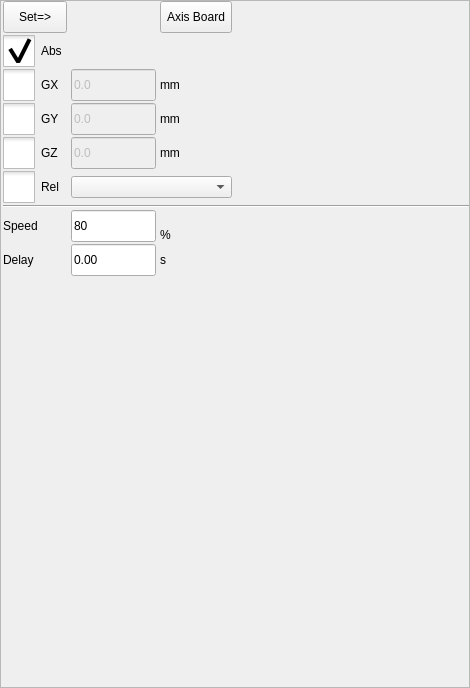
Above: hcinstruction/actionsettingframe_8.ui from GaussCheng/2-5AxisPunch before the change. Below: the same form after it.
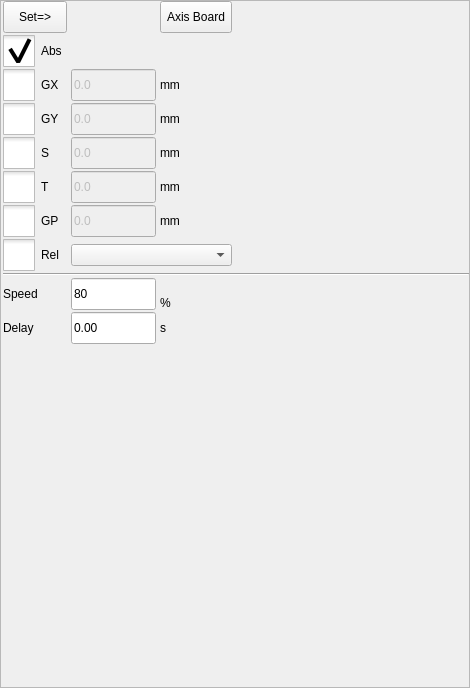
That is the form after the change. Icons and pictures are not drawn. Custom widgets are drawn as their Qt base class.

```diff
--- a/hcinstruction/actionsettingframe_8.ui
+++ b/hcinstruction/actionsettingframe_8.ui
@@ -38,29 +38,6 @@
    <property name="verticalSpacing">
     <number>2</number>
    </property>
-   <item row="10" column="0">
-    <widget class="QLabel" name="label_2">
-     <property name="text">
-      <string>Delay</string>
-     </property>
-    </widget>
-   </item>
-   <item row="10" column="2">
-    <widget class="QLabel" name="label_8">
-     <property name="sizePolicy">
-      <sizepolicy hsizetype="Fixed" vsizetype="Preferred">
-       <horstretch>0</horstretch>
-       <verstretch>0</verstretch>
-      </sizepolicy>
-     </property>
-     <property name="text">
-      <string>s</string>
-     </property>
-     <property name="alignment">
-      <set>Qt::AlignLeading|Qt::AlignLeft|Qt::AlignVCenter</set>
-     </property>
-    </widget>
-   </item>
    <item row="2" column="1">
     <widget class="ICLineEditWithVirtualNumericKeypad" name="x1PosLineEdit">
      <property name="enabled">
@@ -83,8 +60,8 @@
      </property>
     </widget>
    </item>
-   <item row="9" column="2">
-    <widget class="QLabel" name="label_7">
+   <item row="2" column="2">
+    <widget class="QLabel" name="label_11">
      <property name="sizePolicy">
       <sizepolicy hsizetype="Fixed" vsizetype="Preferred">
        <horstretch>0</horstretch>
@@ -92,7 +69,7 @@
       </sizepolicy>
      </property>
      <property name="text">
-      <string>%</string>
+      <string>mm</string>
      </property>
      <property name="alignment">
       <set>Qt::AlignLeading|Qt::AlignLeft|Qt::AlignVCenter</set>
@@ -140,7 +117,7 @@
      </attribute>
     </widget>
    </item>
-   <item row="10" column="1">
+   <item row="11" column="1">
     <widget class="ICLineEditWithVirtualNumericKeypad" name="delayEdit">
      <property name="minimumSize">
       <size>
@@ -159,6 +136,38 @@
      </property>
     </widget>
    </item>
+   <item row="11" column="2">
+    <widget class="QLabel" name="label_8">
+     <property name="sizePolicy">
+      <sizepolicy hsizetype="Fixed" vsizetype="Preferred">
+       <horstretch>0</horstretch>
+       <verstretch>0</verstretch>
+      </sizepolicy>
+     </property>
+     <property name="text">
+      <string>s</string>
+     </property>
+     <property name="alignment">
+      <set>Qt::AlignLeading|Qt::AlignLeft|Qt::AlignVCenter</set>
+     </property>
+    </widget>
+   </item>
+   <item row="10" column="2">
+    <widget class="QLabel" name="label_7">
+     <property name="sizePolicy">
+      <sizepolicy hsizetype="Fixed" vsizetype="Preferred">
+       <horstretch>0</horstretch>
+       <verstretch>0</verstretch>
+      </sizepolicy>
+     </property>
+     <property name="text">
+      <string>%</string>
+     </property>
+     <property name="alignment">
+      <set>Qt::AlignLeading|Qt::AlignLeft|Qt::AlignVCenter</set>
+     </property>
+    </widget>
+   </item>
    <item row="2" column="0">
     <widget class="QCheckBox" name="gxButton">
      <property name="styleSheet">
@@ -194,179 +203,10 @@
      </property>
     </widget>
    </item>
-   <item row="3" column="2">
-    <widget class="QLabel" name="label_10">
-     <property name="sizePolicy">
-      <sizepolicy hsizetype="Fixed" vsizetype="Preferred">
-       <horstretch>0</horstretch>
-       <verstretch>0</verstretch>
-      </sizepolicy>
-     </property>
-     <property name="text">
-      <string>mm</string>
-     </property>
-     <property name="alignment">
-      <set>Qt::AlignLeading|Qt::AlignLeft|Qt::AlignVCenter</set>
-     </property>
-    </widget>
-   </item>
-   <item row="3" column="1">
-    <widget class="ICLineEditWithVirtualNumericKeypad" name="y1PosLineEdit">
-     <property name="enabled">
-      <bool>false</bool>
-     </property>
-     <property name="minimumSize">
-      <size>
-       <width>85</width>
-       <height>0</height>
-      </size>
-     </property>
-     <property name="maximumSize">
-      <size>
-       <width>85</width>
-       <height>32</height>
-      </size>
-     </property>
-     <property name="text">
-      <string>0.0</string>
-     </property>
-    </widget>
-   </item>
-   <item row="8" column="1" rowspan="2">
-    <widget class="ICLineEditWithVirtualNumericKeypad" name="speedEdit">
-     <property name="minimumSize">
-      <size>
-       <width>85</width>
-       <height>32</height>
-      </size>
-     </property>
-     <property name="maximumSize">
-      <size>
-       <width>85</width>
-       <height>32</height>
-      </size>
-     </property>
-     <property name="text">
-      <string>80</string>
-     </property>
-    </widget>
-   </item>
-   <item row="0" column="0">
-    <widget class="QToolButton" name="inputButton">
-     <property name="sizePolicy">
-      <sizepolicy hsizetype="Preferred" vsizetype="Preferred">
-       <horstretch>0</horstretch>
-       <verstretch>0</verstretch>
-      </sizepolicy>
-     </property>
-     <property name="minimumSize">
-      <size>
-       <width>64</width>
-       <height>32</height>
-      </size>
-     </property>
-     <property name="text">
-      <string>Set=&gt;</string>
-     </property>
-    </widget>
-   </item>
-   <item row="3" column="0">
-    <widget class="QCheckBox" name="gyButton">
-     <property name="styleSheet">
-      <string notr="true">::indicator {
-     width: 32px;
-     height: 32px;
- }
-
-::indicator:unchecked 
-{
-     image: url(:/resource/check_unchecked.png);
- }
-::indicator:checked 
-{
-     image: url(:/resource/check_checked.png);
- }
-
-::indicator:checked:disabled
-{
- image: url(:/resource/check_checked_disable.png);
-}
-
-::indicator:unchecked:disabled
-{
- image: url(:/resource/check_unchecked_disable.png);
-}</string>
-     </property>
-     <property name="text">
-      <string>GY</string>
-     </property>
-     <property name="checkable">
-      <bool>true</bool>
-     </property>
-    </widget>
-   </item>
-   <item row="11" column="1">
-    <spacer name="verticalSpacer">
-     <property name="orientation">
-      <enum>Qt::Vertical</enum>
-     </property>
-     <property name="sizeHint" stdset="0">
-      <size>
-       <width>20</width>
-       <height>40</height>
-      </size>
-     </property>
-    </spacer>
-   </item>
-   <item row="2" column="3">
-    <spacer name="horizontalSpacer">
-     <property name="orientation">
-      <enum>Qt::Horizontal</enum>
-     </property>
-     <property name="sizeHint" stdset="0">
-      <size>
-       <width>40</width>
-       <height>20</height>
-      </size>
-     </property>
-    </spacer>
-   </item>
-   <item row="8" column="0" rowspan="2">
-    <widget class="QLabel" name="label_6">
-     <property name="sizePolicy">
-      <sizepolicy hsizetype="Fixed" vsizetype="Preferred">
-       <horstretch>0</horstretch>
-       <verstretch>0</verstretch>
-      </sizepolicy>
-     </property>
-     <property name="text">
-      <string>Speed</string>
-     </property>
-     <property name="alignment">
-      <set>Qt::AlignLeading|Qt::AlignLeft|Qt::AlignVCenter</set>
-     </property>
-    </widget>
-   </item>
-   <item row="2" column="2">
-    <widget class="QLabel" name="label_11">
-     <property name="sizePolicy">
-      <sizepolicy hsizetype="Fixed" vsizetype="Preferred">
-       <horstretch>0</horstretch>
-       <verstretch>0</verstretch>
-      </sizepolicy>
-     </property>
-     <property name="text">
-      <string>mm</string>
-     </property>
-     <property name="alignment">
-      <set>Qt::AlignLeading|Qt::AlignLeft|Qt::AlignVCenter</set>
-     </property>
-    </widget>
-   </item>
-   <item row="6" column="1" colspan="2">
+   <item row="7" column="1" colspan="2">
     <widget class="QComboBox" name="pointSel"/>
    </item>
-   <item row="6" column="0">
+   <item row="7" column="0">
     <widget class="QCheckBox" name="relBox">
      <property name="styleSheet">
       <string notr="true">::indicator {
@@ -404,7 +244,7 @@
      </attribute>
     </widget>
    </item>
-   <item row="7" column="0" colspan="4">
+   <item row="8" column="0" colspan="4">
     <widget class="Line" name="line">
      <property name="styleSheet">
       <string notr="true">QMessageBox QAbstractButton
@@ -447,7 +287,7 @@
 }</string>
      </property>
      <property name="text">
-      <string>GZ</string>
+      <string>S</string>
      </property>
      <property name="checkable">
       <bool>true</bool>
@@ -511,6 +351,312 @@
      </property>
     </widget>
    </item>
+   <item row="2" column="3">
+    <spacer name="horizontalSpacer">
+     <property name="orientation">
+      <enum>Qt::Horizontal</enum>
+     </property>
+     <property name="sizeHint" stdset="0">
+      <size>
+       <width>40</width>
+       <height>20</height>
+      </size>
+     </property>
+    </spacer>
+   </item>
+   <item row="11" column="0">
+    <widget class="QLabel" name="label_2">
+     <property name="text">
+      <string>Delay</string>
+     </property>
+    </widget>
+   </item>
+   <item row="0" column="0">
+    <widget class="QToolButton" name="inputButton">
+     <property name="sizePolicy">
+      <sizepolicy hsizetype="Preferred" vsizetype="Preferred">
+       <horstretch>0</horstretch>
+       <verstretch>0</verstretch>
+      </sizepolicy>
+     </property>
+     <property name="minimumSize">
+      <size>
+       <width>64</width>
+       <height>32</height>
+      </size>
+     </property>
+     <property name="text">
+      <string>Set=&gt;</string>
+     </property>
+    </widget>
+   </item>
+   <item row="3" column="0">
+    <widget class="QCheckBox" name="gyButton">
+     <property name="styleSheet">
+      <string notr="true">::indicator {
+     width: 32px;
+     height: 32px;
+ }
+
+::indicator:unchecked 
+{
+     image: url(:/resource/check_unchecked.png);
+ }
+::indicator:checked 
+{
+     image: url(:/resource/check_checked.png);
+ }
+
+::indicator:checked:disabled
+{
+ image: url(:/resource/check_checked_disable.png);
+}
+
+::indicator:unchecked:disabled
+{
+ image: url(:/resource/check_unchecked_disable.png);
+}</string>
+     </property>
+     <property name="text">
+      <string>GY</string>
+     </property>
+     <property name="checkable">
+      <bool>true</bool>
+     </property>
+    </widget>
+   </item>
+   <item row="5" column="1">
+    <widget class="ICLineEditWithVirtualNumericKeypad" name="tPosLineEdit">
+     <property name="enabled">
+      <bool>false</bool>
+     </property>
+     <property name="minimumSize">
+      <size>
+       <width>85</width>
+       <height>0</height>
+      </size>
+     </property>
+     <property name="maximumSize">
+      <size>
+       <width>85</width>
+       <height>32</height>
+      </size>
+     </property>
+     <property name="text">
+      <string>0.0</string>
+     </property>
+    </widget>
+   </item>
+   <item row="5" column="0">
+    <widget class="QCheckBox" name="gtButton">
+     <property name="styleSheet">
+      <string notr="true">::indicator {
+     width: 32px;
+     height: 32px;
+ }
+
+::indicator:unchecked 
+{
+     image: url(:/resource/check_unchecked.png);
+ }
+::indicator:checked 
+{
+     image: url(:/resource/check_checked.png);
+ }
+
+::indicator:checked:disabled
+{
+ image: url(:/resource/check_checked_disable.png);
+}
+
+::indicator:unchecked:disabled
+{
+ image: url(:/resource/check_unchecked_disable.png);
+}</string>
+     </property>
+     <property name="text">
+      <string>T</string>
+     </property>
+     <property name="checkable">
+      <bool>true</bool>
+     </property>
+    </widget>
+   </item>
+   <item row="5" column="2">
+    <widget class="QLabel" name="label_13">
+     <property name="sizePolicy">
+      <sizepolicy hsizetype="Fixed" vsizetype="Preferred">
+       <horstretch>0</horstretch>
+       <verstretch>0</verstretch>
+      </sizepolicy>
+     </property>
+     <property name="text">
+      <string>mm</string>
+     </property>
+     <property name="alignment">
+      <set>Qt::AlignLeading|Qt::AlignLeft|Qt::AlignVCenter</set>
+     </property>
+    </widget>
+   </item>
+   <item row="9" column="0" rowspan="2">
+    <widget class="QLabel" name="label_6">
+     <property name="sizePolicy">
+      <sizepolicy hsizetype="Fixed" vsizetype="Preferred">
+       <horstretch>0</horstretch>
+       <verstretch>0</verstretch>
+      </sizepolicy>
+     </property>
+     <property name="text">
+      <string>Speed</string>
+     </property>
+     <property name="alignment">
+      <set>Qt::AlignLeading|Qt::AlignLeft|Qt::AlignVCenter</set>
+     </property>
+    </widget>
+   </item>
+   <item row="3" column="2">
+    <widget class="QLabel" name="label_10">
+     <property name="sizePolicy">
+      <sizepolicy hsizetype="Fixed" vsizetype="Preferred">
+       <horstretch>0</horstretch>
+       <verstretch>0</verstretch>
+      </sizepolicy>
+     </property>
+     <property name="text">
+      <string>mm</string>
+     </property>
+     <property name="alignment">
+      <set>Qt::AlignLeading|Qt::AlignLeft|Qt::AlignVCenter</set>
+     </property>
+    </widget>
+   </item>
+   <item row="3" column="1">
+    <widget class="ICLineEditWithVirtualNumericKeypad" name="y1PosLineEdit">
+     <property name="enabled">
+      <bool>false</bool>
+     </property>
+     <property name="minimumSize">
+      <size>
+       <width>85</width>
+       <height>0</height>
+      </size>
+     </property>
+     <property name="maximumSize">
+      <size>
+       <width>85</width>
+       <height>32</height>
+      </size>
+     </property>
+     <property name="text">
+      <string>0.0</string>
+     </property>
+    </widget>
+   </item>
+   <item row="9" column="1" rowspan="2">
+    <widget class="ICLineEditWithVirtualNumericKeypad" name="speedEdit">
+     <property name="minimumSize">
+      <size>
+       <width>85</width>
+       <height>32</height>
+      </size>
+     </property>
+     <property name="maximumSize">
+      <size>
+       <width>85</width>
+       <height>32</height>
+      </size>
+     </property>
+     <property name="text">
+      <string>80</string>
+     </property>
+    </widget>
+   </item>
+   <item row="12" column="1">
+    <spacer name="verticalSpacer">
+     <property name="orientation">
+      <enum>Qt::Vertical</enum>
+     </property>
+     <property name="sizeHint" stdset="0">
+      <size>
+       <width>20</width>
+       <height>40</height>
+      </size>
+     </property>
+    </spacer>
+   </item>
+   <item row="6" column="0">
+    <widget class="QCheckBox" name="gPButton">
+     <property name="styleSheet">
+      <string notr="true">::indicator {
+     width: 32px;
+     height: 32px;
+ }
+
+::indicator:unchecked 
+{
+     image: url(:/resource/check_unchecked.png);
+ }
+::indicator:checked 
+{
+     image: url(:/resource/check_checked.png);
+ }
+
+::indicator:checked:disabled
+{
+ image: url(:/resource/check_checked_disable.png);
+}
+
+::indicator:unchecked:disabled
+{
+ image: url(:/resource/check_unchecked_disable.png);
+}</string>
+     </property>
+     <property name="text">
+      <string>GP</string>
+     </property>
+     <property name="checkable">
+      <bool>true</bool>
+     </property>
+    </widget>
+   </item>
+   <item row="6" column="1">
+    <widget class="ICLineEditWithVirtualNumericKeypad" name="pPosLineEdit">
+     <property name="enabled">
+      <bool>false</bool>
+     </property>
+     <property name="minimumSize">
+      <size>
+       <width>85</width>
+       <height>0</height>
+      </size>
+     </property>
+     <property name="maximumSize">
+      <size>
+       <width>85</width>
+       <height>32</height>
+      </size>
+     </property>
+     <property name="text">
+      <string>0.0</string>
+     </property>
+    </widget>
+   </item>
+   <item row="6" column="2">
+    <widget class="QLabel" name="label_14">
+     <property name="sizePolicy">
+      <sizepolicy hsizetype="Fixed" vsizetype="Preferred">
+       <horstretch>0</horstretch>
+       <verstretch>0</verstretch>
+      </sizepolicy>
+     </property>
+     <property name="text">
+      <string>mm</string>
+     </property>
+     <property name="alignment">
+      <set>Qt::AlignLeading|Qt::AlignLeft|Qt::AlignVCenter</set>
+     </property>
+    </widget>
+   </item>
   </layout>
  </widget>
  <customwidgets>
```
